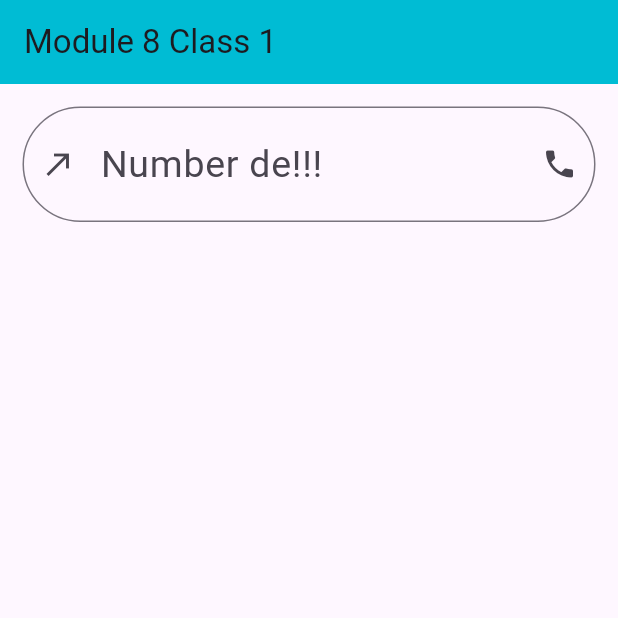
After one commit to Shafin63/Flutter_Ostad_Batch11, a Flutter app: the screen it shows after launch, on a phone screen of 412 x 824 dp, the top half of it. The commit adds this screen. Run offline on Flutter 3.47's test engine with Material 3 defaults, Android fonts, the phone set to English and light mode, and no system bars.

```diff
--- a/lib/app.dart
+++ b/lib/app.dart
@@ -1,5 +1,5 @@
 import 'package:flutter/material.dart';
-import 'package:flutter1/home.dart';
+import 'package:flutter1/module%208/class_1.dart';
 import 'package:flutter1/module_7_class_3.dart';
 
 class MyApp extends StatelessWidget {
@@ -8,7 +8,7 @@ class MyApp extends StatelessWidget {
   Widget build (BuildContext context) {
     return MaterialApp(
       title: "Batch 11 Flutter",
-      home: FlutterClass2(),
+      home: Module8Class1(),
 
     );
 
--- /dev/null
+++ b/lib/module 8/class_1.dart
@@ -0,0 +1,39 @@
+import 'package:flutter/material.dart';
+
+class Module8Class1 extends StatelessWidget {
+  const Module8Class1({super.key});
+
+  @override
+  Widget build(BuildContext context) {
+    return Scaffold(
+      appBar: AppBar(
+        title: Text("Module 8 Class 1"),
+        backgroundColor: Colors.cyan,
+      ),
+      body:
+      Column(
+        children: [
+          Padding (
+            padding: const EdgeInsets.all(15.0),
+            child: TextField(
+              decoration: InputDecoration(
+                hintText: "Enter Your Number:",
+                labelText: "Number de!!!",
+                suffixIcon: Icon(Icons.phone),
+                prefixIcon: Icon(Icons.call_made_sharp),
+                labelStyle: TextStyle(
+                  fontSize: 25,
+                ),
+                hintStyle: TextStyle (
+                  fontSize: 30,
+                  color: Colors.red,
+                ),
+                border: OutlineInputBorder(borderRadius: BorderRadius.circular(50))
+              ),
+            ),
+          )
+        ],
+      ),
+    );
+  }
+}
```
Also changed, not shown: lib/module_7_class_3.dart (+3 -4 lines), 1 other file.
